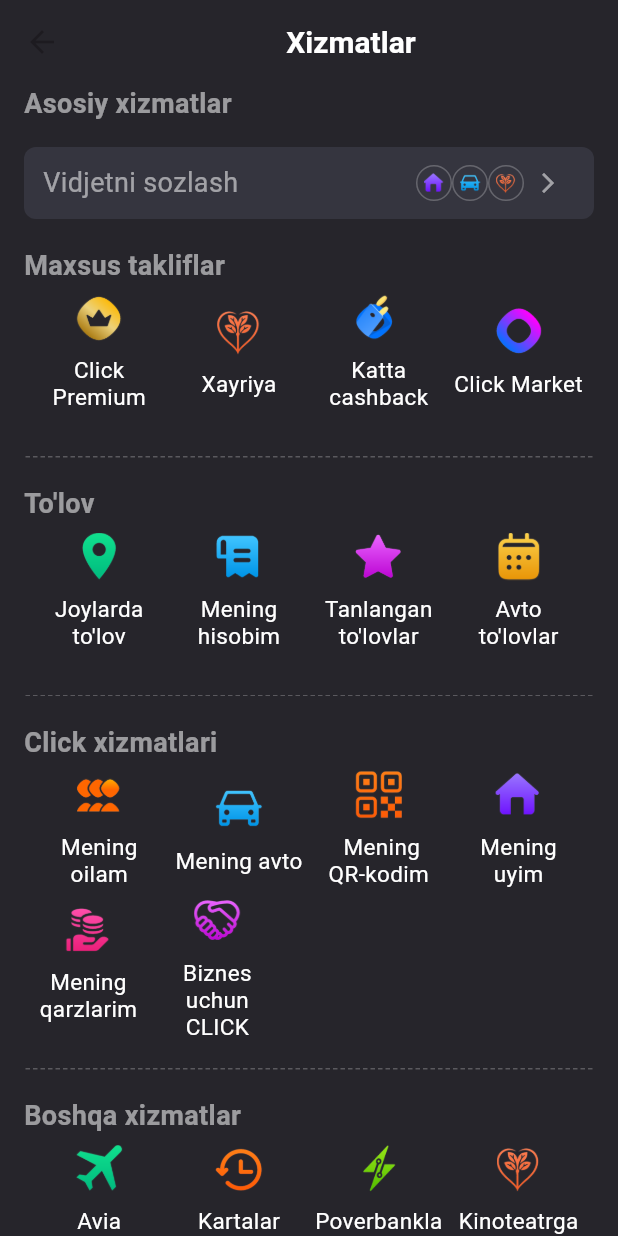
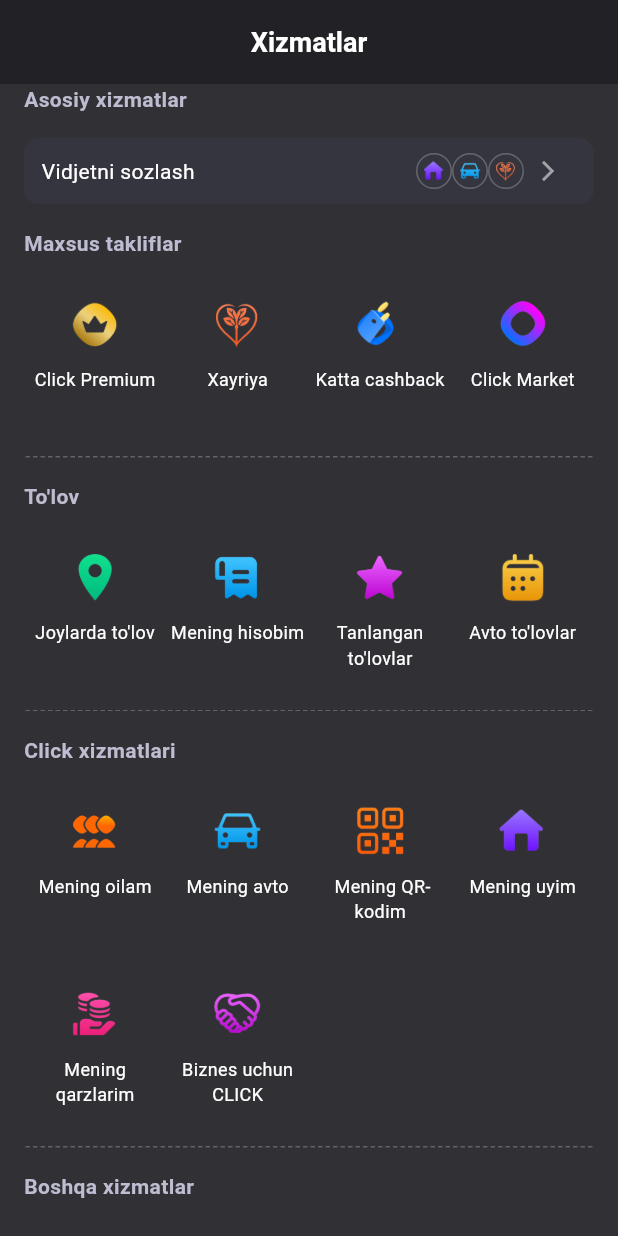
Before and after one commit to azureem/click, a Flutter app: the ServiceScreen screen opened directly, on a phone screen of 412 x 824 dp. Run offline on Flutter 3.47's test engine with Material 3 defaults, Android fonts, the phone set to English and light mode, and no system bars; our stand-ins replace bloc, flutter_bloc, flutter_svg, mask_text_input_formatter.

Commit message:
sevices scree update

```diff
--- a/lib/main.dart
+++ b/lib/main.dart
@@ -29,95 +29,7 @@
         colorScheme: ColorScheme.fromSeed(seedColor: Colors.deepPurple),
         useMaterial3: true,
       ),
-      home: const MobileOperatorScreen(),
+      home: const SplashScreen(),
     );
   }
 }
-
-class MyHomePage extends StatefulWidget {
-  const MyHomePage({super.key, required this.title});
-
-  // This widget is the home page of your application. It is stateful, meaning
-  // that it has a State object (defined below) that contains fields that affect
-  // how it looks.
-
-  // This class is the configuration for the state. It holds the values (in this
-  // case the title) provided by the parent (in this case the App widget) and
-  // used by the build method of the State. Fields in a Widget subclass are
-  // always marked "final".
-
-  final String title;
-
-  @override
-  State<MyHomePage> createState() => _MyHomePageState();
-}
-
-class _MyHomePageState extends State<MyHomePage> {
-  int _counter = 0;
-
-  void _incrementCounter() {
-    setState(() {
-      // This call to setState tells the Flutter framework that something has
-      // changed in this State, which causes it to rerun the build method below
-      // so that the display can reflect the updated values. If we changed
-      // _counter without calling setState(), then the build method would not be
-      // called again, and so nothing would appear to happen.
-      _counter++;
-    });
-  }
-
-  @override
-  Widget build(BuildContext context) {
-    // This method is rerun every time setState is called, for instance as done
-    // by the _incrementCounter method above.
-    //
-    // The Flutter framework has been optimized to make rerunning build methods
-    // fast, so that you can just rebuild anything that needs updating rather
-    // than having to individually change instances of widgets.
-    return Scaffold(
-      appBar: AppBar(
-        // TRY THIS: Try changing the color here to a specific color (to
-        // Colors.amber, perhaps?) and trigger a hot reload to see the AppBar
-        // change color while the other colors stay the same.
-        backgroundColor: Theme.of(context).colorScheme.inversePrimary,
-        // Here we take the value from the MyHomePage object that was created by
-        // the App.build method, and use it to set our appbar title.
-        title: Text(widget.title),
-      ),
-      body: Center(
-        // Center is a layout widget. It takes a single child and positions it
-        // in the middle of the parent.
-        child: Column(
-          // Column is also a layout widget. It takes a list of children and
-          // arranges them vertically. By default, it sizes itself to fit its
-          // children horizontally, and tries to be as tall as its parent.
-          //
-          // Column has various properties to control how it sizes itself and
-          // how it positions its children. Here we use mainAxisAlignment to
-          // center the children vertically; the main axis here is the vertical
-          // axis because Columns are vertical (the cross axis would be
-          // horizontal).
-          //
-          // TRY THIS: Invoke "debug painting" (choose the "Toggle Debug Paint"
-          // action in the IDE, or press "p" in the console), to see the
-          // wireframe for each widget.
-          mainAxisAlignment: MainAxisAlignment.center,
-          children: <Widget>[
-            const Text(
-              'You have pushed the button this many times:',
-            ),
-            Text(
-              '$_counter',
-              style: Theme.of(context).textTheme.headlineMedium,
-            ),
-          ],
-        ),
-      ),
-      floatingActionButton: FloatingActionButton(
-        onPressed: _incrementCounter,
-        tooltip: 'Increment',
-        child: const Icon(Icons.add),
-      ),
-    );
-  }
-}
--- a/lib/presentation/screens/main_screens/tabs_screens/main/main_widgets/phone_pay.dart
+++ b/lib/presentation/screens/main_screens/tabs_screens/main/main_widgets/phone_pay.dart
@@ -42,7 +42,7 @@
           padding: const EdgeInsets.only(left: 8.0),
           child: txtRegular("+998 95 017 00 69", 18.0, Colors.white),
         ),
-        Spacer(),
+        // Spacer(),
         Icon(Icons.account_circle_outlined, size: 28.0, color: ClickColors.darkerBlue,),
         horizontalSpace(8.0)
       ],
--- /dev/null
+++ b/lib/presentation/screens/main_screens/tabs_screens/services/data/sevices_item_model.dart
@@ -0,0 +1,11 @@
+
+import '../service_widgets/EnumItem.dart';
+
+class ServiceItemModel {
+  final String title;
+  final String img;
+  final ServiceType type;
+
+  ServiceItemModel(
+      {required this.title, required this.img, required this.type});
+}
--- a/lib/presentation/screens/main_screens/tabs_screens/services/service_screen.dart
+++ b/lib/presentation/screens/main_screens/tabs_screens/services/service_screen.dart
@@ -7,12 +7,12 @@
 import 'package:click_uz/utils/components/colors/colors.dart';
 import 'package:click_uz/utils/components/spaces/sized_boxes.dart';
 import 'package:click_uz/utils/components/txt/text_bold.dart';
-import 'package:click_uz/utils/components/txt/text_simple.dart';
 import 'package:flutter/cupertino.dart';
 import 'package:flutter/material.dart';
 import 'package:flutter_bloc/flutter_bloc.dart';
 
 import '../../../../../utils/components/image_paths/image_assets.dart';
+import 'data/sevices_item_model.dart';
 
 class ServiceScreen extends StatefulWidget {
   const ServiceScreen({super.key});
@@ -27,75 +27,132 @@
     return Scaffold(
       backgroundColor: ClickColors.background,
       appBar: AppBar(
-        forceMaterialTransparency: true,
+        forceMaterialTransparency: false,
+        automaticallyImplyLeading: false,
         backgroundColor: ClickColors.background,
-        title: Center(child: txtBold("Xizmatlar", 20.0, Colors.white)),
+        title: Center(child: txtBold("Xizmatlar", 18.0, Colors.white)),
       ),
       body: SingleChildScrollView(
         child: Padding(
           padding: const EdgeInsets.only(left: 16.0, right: 16.0),
           child: BlocConsumer<ServicesScreenBloc, ServicesScreenState>(
             listener: (context, state) {
-             if(state.clickPremiumState){
-               Navigator.push(context, MaterialPageRoute(builder: (context)=>ClickPremiumScreen()));
-             }else if(state.donationState){
-               Navigator.push(context, MaterialPageRoute(builder: (context)=>DonationScreen()));
+              if (state.clickPremiumState) {
+                Navigator.push(context, MaterialPageRoute(builder: (context) => const ClickPremiumScreen()));
+              } else if (state.donationState) {
+                Navigator.push(context, MaterialPageRoute(builder: (context) => const DonationScreen()));
               }
             },
             builder: (context, state) {
+              var itemWidth = (MediaQuery.of(context).size.width - 32) / 4;
+
               return Column(
                 crossAxisAlignment: CrossAxisAlignment.start,
-
                 children: [
-
-                  txtBold("Asosiy xizmatlar", 18.0, Colors.white54),
+                  TextMyStyle.txtBold("Asosiy xizmatlar", 14.0, ClickColors.textTitleColor),
                   verticalSpace(16.0),
                   serviceSettings(),
-
-                  verticalSpace(18.0),
-                  txtBold("Maxsus takliflar", 18.0, Colors.white54),
-                  rowOfServiceItems(ls1, (ServiceType type) {
-                  context.read<ServicesScreenBloc>().add(ClickService(type: type));
+                  verticalSpace(16.0),
+                  txtBold("Maxsus takliflar", 14.0, ClickColors.textTitleColor),
+                  Container(
+                    margin: const EdgeInsets.only(top: 16,bottom: 26),
+                    height: 90,
+                    child: ListView.builder(
+                      scrollDirection: Axis.horizontal,
+                        itemCount: specialOfferList.length,
+                        itemBuilder: (context, index) {
+                      return ServiceItems(
+                          width: itemWidth,
+                          data: specialOfferList[index],
+                          clickItem: () {
+                            context.read<ServicesScreenBloc>().add(ClickService(type: specialOfferList[index].type));
+                          });
                     }),
-
-                  verticalSpace(24.0),
-
+                  ),
                   const CustomDotDivider(),
-                  verticalSpace(18.0),
-                  txtBold("To'lov", 18.0, Colors.white54),
-
-                  rowOfServiceItems(ls2, (ServiceType type) {
-                    context.read<ServicesScreenBloc>().add(ClickService(type: type));
+                  verticalSpace(16.0),
+                  txtBold("To'lov", 14.0, ClickColors.textTitleColor),
+                  Container(
+                    margin: const EdgeInsets.only(top: 16,bottom: 26),
+                    height: 90,
+                    child: ListView.builder(
+                        scrollDirection: Axis.horizontal,
+                        itemCount: paymentList.length,
+                        itemBuilder: (context, index) {
+                          return ServiceItems(
+                              width: itemWidth,
+                              data: paymentList[index],
+                              clickItem: () {
+                                context.read<ServicesScreenBloc>().add(ClickService(type: paymentList[index].type));
+                              });
                         }),
-
-
-                  verticalSpace(24.0),
+                  ),
                   const CustomDotDivider(),
-                  verticalSpace(18.0),
-                  txtBold("Click xizmatlari", 18.0, Colors.white54),
-
-                  rowOfServiceItems(ls3, (ServiceType type) {
-                    context.read<ServicesScreenBloc>().add(ClickService(type: type));
+                  verticalSpace(16.0),
+                  txtBold("Click xizmatlari", 14.0, ClickColors.textTitleColor),
+                  Container(
+                    margin: const EdgeInsets.only(top: 16,bottom: 16),
+                    height: 90,
+                    child: ListView.builder(
+                        scrollDirection: Axis.horizontal,
+                        itemCount: clickServicesList1.length,
+                        itemBuilder: (context, index) {
+                          return ServiceItems(
+                              width: itemWidth,
+                              data: clickServicesList1[index],
+                              clickItem: () {
+                                context.read<ServicesScreenBloc>().add(ClickService(type: clickServicesList1[index].type));
+                              });
                         }),
-
-                  rowOfServiceItems2(ls4, (ServiceType type) {
-                    context.read<ServicesScreenBloc>().add(ClickService(type: type));
+                  ),
+                  Container(
+                    margin: const EdgeInsets.only(top: 16,bottom: 26),
+                    height: 90,
+                    child: ListView.builder(
+                        scrollDirection: Axis.horizontal,
+                        itemCount: clickServicesList2.length,
+                        itemBuilder: (context, index) {
+                          return ServiceItems(
+                              width: itemWidth,
+                              data: clickServicesList2[index],
+                              clickItem: () {
+                                context.read<ServicesScreenBloc>().add(ClickService(type: clickServicesList2[index].type));
+                              });
                         }),
-
-                  verticalSpace(24.0),
+                  ),
                   const CustomDotDivider(),
-                  verticalSpace(18.0),
-                  txtBold("Boshqa xizmatlar", 18.0, Colors.white54),
-
-
-                  rowOfServiceItems(ls5, (ServiceType type) {
-                    context.read<ServicesScreenBloc>().add(ClickService(type: type));
+                  verticalSpace(16.0),
+                  txtBold("Boshqa xizmatlar", 14.0, ClickColors.textTitleColor),
+                  Container(
+                    margin: const EdgeInsets.only(top: 16,bottom: 16),
+                    height: 90,
+                    child: ListView.builder(
+                        scrollDirection: Axis.horizontal,
+                        itemCount: otherServicesList1.length,
+                        itemBuilder: (context, index) {
+                          return ServiceItems(
+                              width: itemWidth,
+                              data: otherServicesList1[index],
+                              clickItem: () {
+                                context.read<ServicesScreenBloc>().add(ClickService(type: otherServicesList1[index].type));
+                              });
                         }),
-
-
-                  rowOfServiceItems1(ls6, (ServiceType type) {
-                    context.read<ServicesScreenBloc>().add(ClickService(type: type));
+                  ),
+                  Container(
+                    margin: const EdgeInsets.only(top: 16,bottom: 26),
+                    height: 90,
+                    child: ListView.builder(
+                        scrollDirection: Axis.horizontal,
+                        itemCount: otherServicesList2.length,
+                        itemBuilder: (context, index) {
+                          return ServiceItems(
+                              width: itemWidth,
+                              data: otherServicesList2[index],
+                              clickItem: () {
+                                context.read<ServicesScreenBloc>().add(ClickService(type: otherServicesList2[index].type));
+                              });
                         }),
+                  ),
                   verticalSpace(24.0),
                 ],
               );
@@ -107,107 +164,39 @@
   }
 }
 
-
-
-
-
-
-
-
-
-
-List<ServiceItemModel> ls1 = [
-  ServiceItemModel(
-      title: "Click Premium",
-      img: ImageAssets.premium,
-      type: ServiceType.clickPremium),
-  ServiceItemModel(
-      title: "Xayriya",
-      img: ImageAssets.charityImg,
-      type: ServiceType.donation),
-  ServiceItemModel(
-      title: "Katta cashback",
-      img: ImageAssets.cachImg,
-      type: ServiceType.cashback),
-  ServiceItemModel(
-      title: "Click Market",
-      img: ImageAssets.market,
-      type: ServiceType.clickMarket)
+List<ServiceItemModel> specialOfferList = [
+  ServiceItemModel(title: "Click Premium", img: ImageAssets.premium, type: ServiceType.clickPremium),
+  ServiceItemModel(title: "Xayriya", img: ImageAssets.charityImg, type: ServiceType.donation),
+  ServiceItemModel(title: "Katta cashback", img: ImageAssets.cachImg, type: ServiceType.cashback),
+  ServiceItemModel(title: "Click Market", img: ImageAssets.market, type: ServiceType.clickMarket)
 ];
 
-
-
-List<ServiceItemModel> ls2 = [
-  ServiceItemModel(
-      title: "Joylarda to'lov",
-      img: ImageAssets.location,
-      type: ServiceType.paymentInPlace),
-  ServiceItemModel(
-      title: "Mening hisobim",
-      img: ImageAssets.myCash,
-      type: ServiceType.myCash),
-  ServiceItemModel(
-      title: "Tanlangan to'lovlar",
-      img: ImageAssets.starImg,
-      type: ServiceType.chosenPays),
-  ServiceItemModel(
-      title: "Avto to'lovlar",
-      img: ImageAssets.autoPays,
-      type: ServiceType.autoPays)
+List<ServiceItemModel> paymentList = [
+  ServiceItemModel(title: "Joylarda to'lov", img: ImageAssets.location, type: ServiceType.paymentInPlace),
+  ServiceItemModel(title: "Mening hisobim", img: ImageAssets.myCash, type: ServiceType.myCash),
+  ServiceItemModel(title: "Tanlangan to'lovlar", img: ImageAssets.starImg, type: ServiceType.chosenPays),
+  ServiceItemModel(title: "Avto to'lovlar", img: ImageAssets.autoPays, type: ServiceType.autoPays)
 ];
 
-List<ServiceItemModel> ls3 = [
-  ServiceItemModel(
-      title: "Mening oilam",
-      img: ImageAssets.familyImg,
-      type: ServiceType.myFamily),
-  ServiceItemModel(
-      title: "Mening avto",
-      img: ImageAssets.autoImg,
-      type: ServiceType.myAuto),
-  ServiceItemModel(
-      title: " Mening             QR-kodim",
-      img: ImageAssets.qr,
-      type: ServiceType.myQR),
-  ServiceItemModel(
-      title: "Mening uyim",
-      img: ImageAssets.homeImg,
-      type: ServiceType.myHome)
+List<ServiceItemModel> clickServicesList1 = [
+  ServiceItemModel(title: "Mening oilam", img: ImageAssets.familyImg, type: ServiceType.myFamily),
+  ServiceItemModel(title: "Mening avto", img: ImageAssets.autoImg, type: ServiceType.myAuto),
+  ServiceItemModel(title: " Mening QR-kodim", img: ImageAssets.qr, type: ServiceType.myQR),
+  ServiceItemModel(title: "Mening uyim", img: ImageAssets.homeImg, type: ServiceType.myHome)
 ];
 
-List<ServiceItemModel> ls4 = [
-  ServiceItemModel(
-      title: "Mening qarzlarim",
-      img: ImageAssets.debts,
-      type: ServiceType.myDebts),
-  ServiceItemModel(
-      title: "Biznes uchun CLICK",
-      img: ImageAssets.businessClick,
-      type: ServiceType.clickForBusiness),
+List<ServiceItemModel> clickServicesList2 = [
+  ServiceItemModel(title: "Mening qarzlarim", img: ImageAssets.debts, type: ServiceType.myDebts),
+  ServiceItemModel(title: "Biznes uchun CLICK", img: ImageAssets.businessClick, type: ServiceType.clickForBusiness),
 ];
 
-List<ServiceItemModel> ls5 = [
-  ServiceItemModel(
-      title: "Avia chiptalar",
-      img: ImageAssets.planeImg,
-      type: ServiceType.aviaTickets),
-  ServiceItemModel(
-      title: "Kartalar monitoringi",
-      img: ImageAssets.monitoring,
-      type: ServiceType.cardMonitoring),
-  ServiceItemModel(
-      title: "Poverbanklar",
-      img: ImageAssets.power,
-      type: ServiceType.powerBanks),
-  ServiceItemModel(
-      title: "Kinoteatrga chiptalar",
-      img: ImageAssets.charityImg,
-      type: ServiceType.cinemaTickets)
+List<ServiceItemModel> otherServicesList1 = [
+  ServiceItemModel(title: "Avia chiptalar", img: ImageAssets.planeImg, type: ServiceType.aviaTickets),
+  ServiceItemModel(title: "Kartalar monitoringi", img: ImageAssets.monitoring, type: ServiceType.cardMonitoring),
+  ServiceItemModel(title: "Poverbanklar", img: ImageAssets.power, type: ServiceType.powerBanks),
+  ServiceItemModel(title: "Kinoteatrga chiptalar", img: ImageAssets.charityImg, type: ServiceType.cinemaTickets)
 ];
 
-List<ServiceItemModel> ls6 = [
-  ServiceItemModel(
-      title: "Taomlar yetkazish",
-      img: ImageAssets.fastfoodImg,
-      type: ServiceType.foodDelivery),
+List<ServiceItemModel> otherServicesList2 = [
+  ServiceItemModel(title: "Taomlar yetkazish", img: ImageAssets.fastfoodImg, type: ServiceType.foodDelivery),
 ];
--- a/lib/presentation/screens/main_screens/tabs_screens/services/service_type_screens/premium_screen/click_premium_screen.dart
+++ b/lib/presentation/screens/main_screens/tabs_screens/services/service_type_screens/premium_screen/click_premium_screen.dart
@@ -12,8 +12,9 @@
   @override
   Widget build(BuildContext context) {
     return Scaffold(
-
-
+      body: Center(
+        child: Text("click preimium"),
+      ),
     );
   }
 }
--- a/lib/presentation/screens/main_screens/tabs_screens/services/service_widgets/service_items.dart
+++ b/lib/presentation/screens/main_screens/tabs_screens/services/service_widgets/service_items.dart
@@ -1,105 +1,47 @@
 import 'package:click_uz/presentation/screens/main_screens/tabs_screens/services/service_widgets/EnumItem.dart';
-import 'package:click_uz/utils/components/image_paths/image_assets.dart';
-import 'package:click_uz/utils/components/spaces/sized_boxes.dart';
 import 'package:flutter/material.dart';
 
-Widget cardItems(String title, String img) {
-  return Container(
-    width: 86,
+import '../data/sevices_item_model.dart';
+
+class ServiceItems extends StatelessWidget {
+  final VoidCallback clickItem;
+  final double width;
+  final ServiceItemModel data;
+  const ServiceItems({super.key, required this.width, required this.data, required this.clickItem});
+
+  @override
+  Widget build(BuildContext context) {
+    return GestureDetector(
+      onTap: clickItem,
+      child: SizedBox(
+        width: width,
         height: 90,
         child: Column(
-      mainAxisAlignment: MainAxisAlignment.center,
           crossAxisAlignment: CrossAxisAlignment.center,
           children: [
-        Image.asset(
-          img,
+            Expanded(
+              flex: 5,
+              child: Center(
+                child: Image.asset(
+                  data.img,
                   width: 32,
                   height: 32,
                 ),
-        verticalSpace(10.0),
-        Text(
-          title,
-          style: TextStyle(color: Colors.white, fontSize: 15.0, height: 0),
+              ),
+            ),
+            Expanded(
+              flex: 3,
+              child: Text(
+                data.title,
+                style: const TextStyle(color: Colors.white, fontSize: 12.0),
+                maxLines: 2,
                 textAlign: TextAlign.center,
                 overflow: TextOverflow.visible,
+              ),
             )
           ],
         ),
+      ),
     );
   }
-
-Widget rowOfServiceItems(
-    List<ServiceItemModel> ls, Function(ServiceType type) tapped) {
-  return Row(
-    mainAxisAlignment: MainAxisAlignment.spaceEvenly,
-    children: [
-      InkWell(
-          onTap: () {
-            // todo bloc.addEvent(ClickServiceItem(type: Enum))
-            tapped(ls[0].type);
-          },
-          child: cardItems(ls[0].title, ls[0].img)),
-      InkWell(
-          onTap: () {
-            tapped(ls[1].type);
-          },
-          child: cardItems(ls[1].title, ls[1].img)),
-      InkWell(
-          onTap: () {
-            tapped(ls[2].type);
-          },
-          child: cardItems(ls[2].title, ls[2].img)),
-      InkWell(
-          onTap: () {
-            tapped(ls[3].type);
-          },
-          child: cardItems(ls[3].title, ls[3].img)),
-    ],
-  );
 }
-
-
-
-Widget rowOfServiceItems2(
-    List<ServiceItemModel> ls, Function(ServiceType type) tapped) {
-  return Row(
-    children: [
-      GestureDetector(
-          onTap: () {
-            // todo bloc.addEvent(ClickServiceItem(type: Enum))
-            tapped(ls[0].type);
-          },
-          child: cardItems(ls[0].title, ls[0].img)),
-      GestureDetector(
-          onTap: () {
-            tapped(ls[1].type);
-          },
-          child: cardItems(ls[1].title, ls[1].img)),
-    ],
-  );
-}
-
-
-Widget rowOfServiceItems1(
-    List<ServiceItemModel> ls, Function(ServiceType type) tapped) {
-  return Row(
-    children: [
-      InkWell(
-          onTap: () {
-            tapped(ls[0].type);
-          },
-          child: cardItems(ls[0].title, ls[0].img)),
-    ],
-  );
-}
-
-
-
-class ServiceItemModel {
-  final String title;
-  final String img;
-  final ServiceType type;
-
-  ServiceItemModel(
-      {required this.title, required this.img, required this.type});
-}
--- a/lib/presentation/screens/main_screens/tabs_screens/services/service_widgets/service_settings.dart
+++ b/lib/presentation/screens/main_screens/tabs_screens/services/service_widgets/service_settings.dart
@@ -8,9 +8,9 @@
 Widget serviceSettings(){
   return Container(
     width: double.infinity,
-    height: 48.0,
+    height: 44.0,
     decoration: BoxDecoration(
-     borderRadius: BorderRadius.circular(8.0),
+     borderRadius: BorderRadius.circular(10.0),
       color: ClickColors.containerWidgetColor
     ),
     child: Row(
@@ -19,7 +19,7 @@
           flex: 2,
             child: Padding(
               padding: const EdgeInsets.only(left: 8.0),
-              child: txtRegular(" Vidjetni sozlash", 18.0, Colors.white54),
+              child: txtRegular(" Vidjetni sozlash", 14.0, Colors.white),
             )),
         Expanded(
           flex: 1,
@@ -57,7 +57,7 @@
                       child: Image.asset(ImageAssets.charityImg, width: 24.0, height: 24.0),
                     )),
                 horizontalSpace(8.0),
-                Icon(Icons.arrow_forward_ios, size: 16.0, color: Colors.white54,)
+                const Icon(Icons.arrow_forward_ios, size: 16.0, color: Colors.white54,)
 
 
 
@@ -82,8 +82,8 @@
           return Container(
             width: 3,
             height: 1,
-            margin: EdgeInsets.symmetric(horizontal: 1),
-            decoration: BoxDecoration(
+            margin: const EdgeInsets.symmetric(horizontal: 1),
+            decoration: const BoxDecoration(
               color: Colors.white24,
             ),
           );
--- a/lib/utils/components/colors/colors.dart
+++ b/lib/utils/components/colors/colors.dart
@@ -3,7 +3,7 @@
 
 class ClickColors{
 
-  static const background =Color(0xFF26252B);
+  static const background =Color(0xED212025);
   static const darkerBlue =Color(0xFF059FDD);
   static const darkBlue =Color(0xFF071870);
 
@@ -13,6 +13,6 @@
   static const appBarBackground=Color(0xFF252429);
   static const bodyBackground=Color(0xFF252429);
   static const textFiledDarkColor=Color(0xFF2A2A32);
-
+  static const textTitleColor=Color(0xFFBDBCD0);
 
 }
--- a/lib/utils/components/image_paths/image_assets.dart
+++ b/lib/utils/components/image_paths/image_assets.dart
@@ -33,5 +33,4 @@
  static const circleLogo = 'assets/images/circle_logo.png';
  static const market = 'assets/images/img/market.png';
 
-
 }
--- a/lib/utils/components/spaces/sized_boxes.dart
+++ b/lib/utils/components/spaces/sized_boxes.dart
@@ -1,4 +1,27 @@
 import 'package:flutter/cupertino.dart';
+import 'package:flutter/material.dart';
+
+class MySizeBox {
+
+ static SizedBox verticalSpace(
+      double height
+      ){
+    return SizedBox(
+      height: height,
+    );
+  }
+
+  static SizedBox horizontalSpace(
+      double width
+      ){
+    return SizedBox(
+      width: width,
+    );
+  }
+}
+
+
+
 
 SizedBox verticalSpace(
     double height
--- a/lib/utils/components/txt/text_bold.dart
+++ b/lib/utils/components/txt/text_bold.dart
@@ -1,5 +1,19 @@
 
 import 'package:flutter/cupertino.dart';
+
+
+class TextMyStyle{
+
+ static Text  txtBold(
+      String text,
+      double size,
+      Color txtColor
+      ){
+    return Text(text, style: TextStyle(color: txtColor, fontSize: size, fontWeight: FontWeight.bold),);
+
+  }
+}
+
 
 Text  txtBold(
     String text,
```
Also changed, not shown: lib/presentation/screens/main_screens/tabs_screens/services/services_screen_state.dart (+21 -39 lines). Lines whose indentation alone changed are shown as unchanged.
